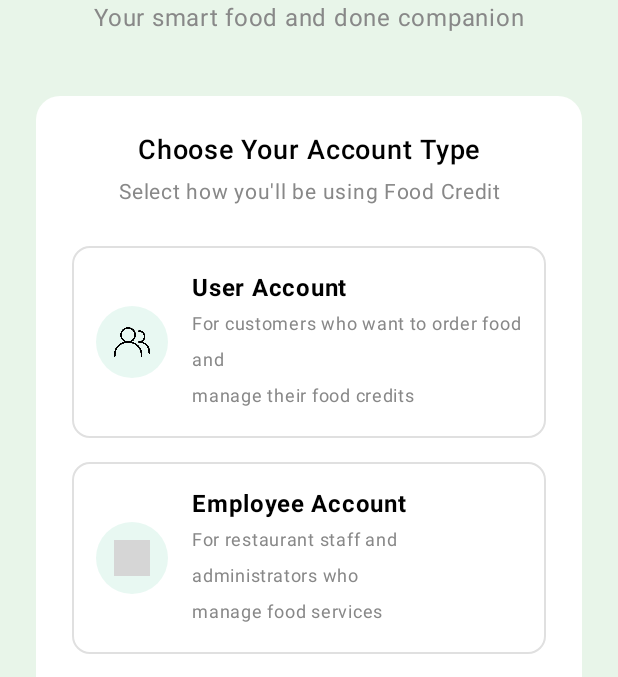
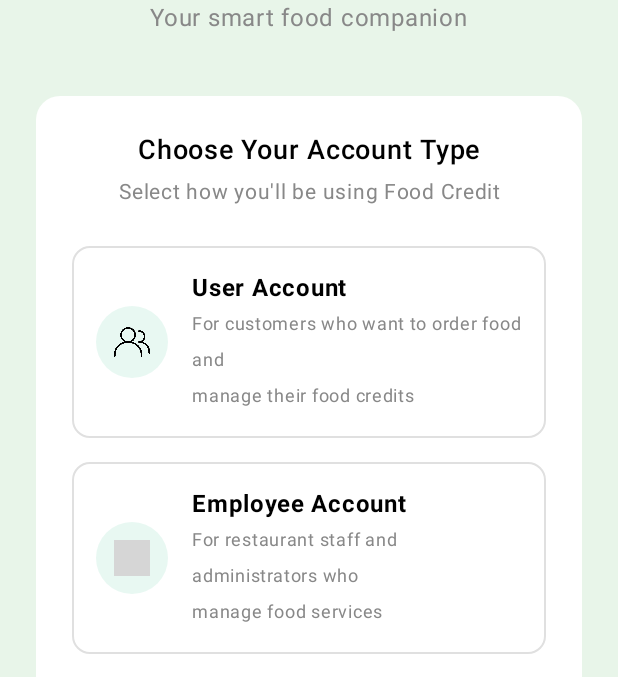
Before and after one commit to NoobofCoding/Food_Credit_1.5, an Android app built with Jetpack Compose: the screen it shows after launch (MainActivity), on a phone screen of 412 x 824 dp, the part 254-931 px from its top. Run offline under Robolectric (Android 15) with nearby library versions, the phone set to English and light mode, and no system bars; grey boxes are pictures that could not be loaded.

Commit message:
check 2 succesful

```diff
--- a/app/src/main/java/com/example/foodcredit15/ui/screens/AccountTypeScreen.kt
+++ b/app/src/main/java/com/example/foodcredit15/ui/screens/AccountTypeScreen.kt
@@ -48,7 +48,7 @@
             color = Color.Black
         )
         Text(
-            text = "Your smart food and done companion",
+            text = "Your smart food companion",
             fontSize = 16.sp,
             color = Color.Gray
         )
```
